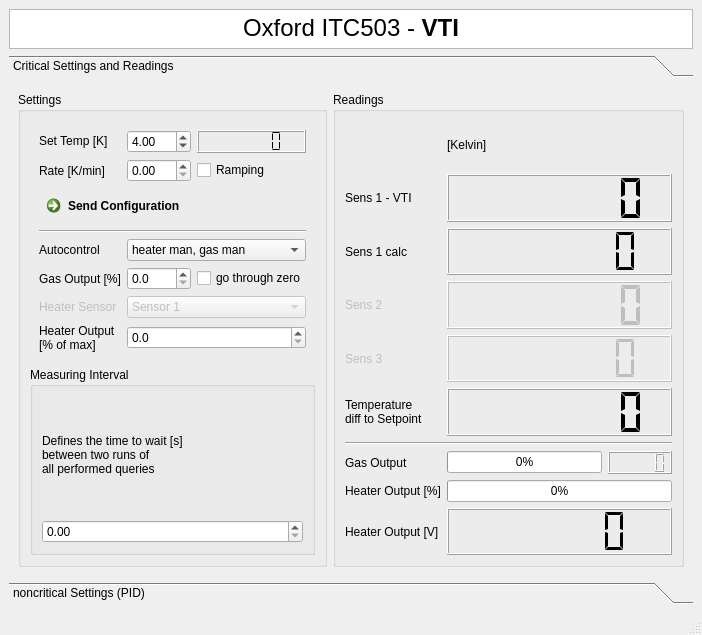
First picture: the form in CryostatGUI/Oxford/itc503_main.ui, repository Cryostat-GUI/Cryostat-GUI, before the edit.
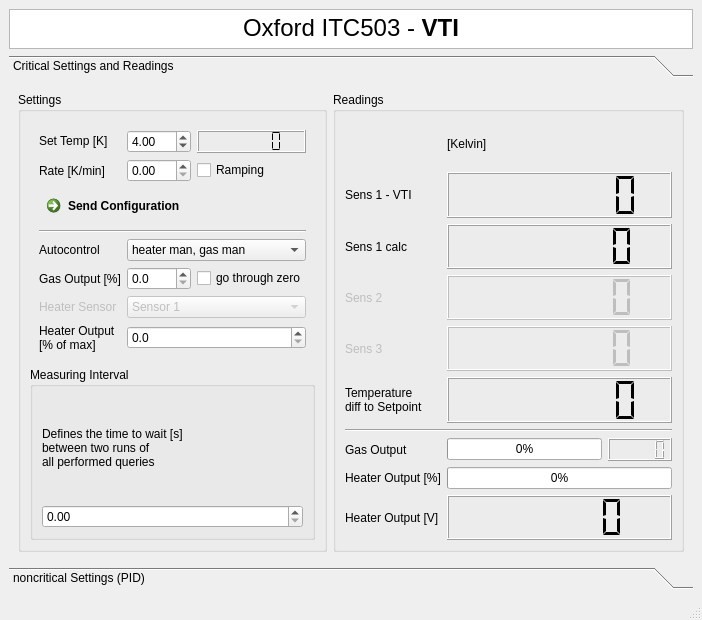
Second picture: the form after the edit.

Commit message: update LakeShore GUI to work with sending temperature configurations

Diff of the .ui file:
```diff
--- a/CryostatGUI/Oxford/itc503_main.ui
+++ b/CryostatGUI/Oxford/itc503_main.ui
@@ -7,7 +7,7 @@
     <x>0</x>
     <y>0</y>
     <width>702</width>
-    <height>635</height>
+    <height>620</height>
    </rect>
   </property>
   <property name="windowTitle">
@@ -60,8 +60,8 @@
         <rect>
          <x>0</x>
          <y>0</y>
-         <width>680</width>
-         <height>453</height>
+         <width>684</width>
+         <height>461</height>
         </rect>
        </property>
        <attribute name="label">
```
Left out of the diff: 8 changed lines with no effect on the pictures. The commit also changes 1 other file.
